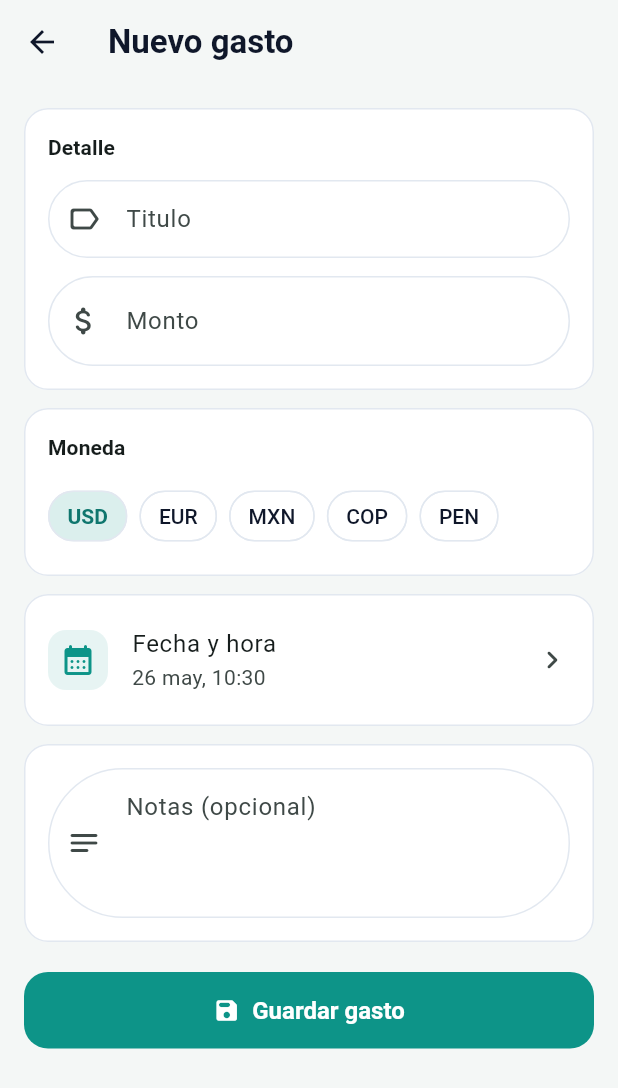
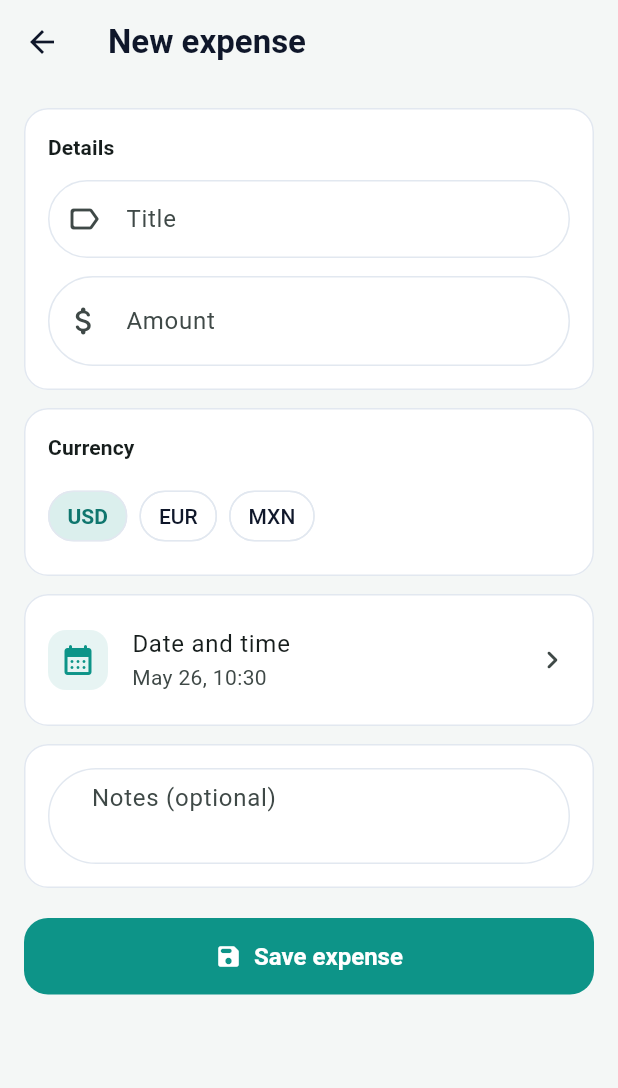
Before and after one commit to CarlosMarteRamirez/spendly, a Flutter app: the ExpenseFormPage screen opened directly, on a phone screen of 412 x 824 dp. Shown: the top 1088 px of the screen. Run offline on Flutter 3.47's test engine with Material 3 defaults, Android fonts, the phone set to English and light mode, and no system bars; our stand-ins replace drift, flutter_riverpod, flutter_svg; accounts and stored records are empty; generated files the repository leaves out were written again.

Commit message:
Refactor app for localization and UI updates; change platform to macOS, update dependencies, and improve expense management features.

```diff
--- /dev/null
+++ b/devtools_options.yaml
@@ -0,0 +1,3 @@
+description: This file stores settings for Dart & Flutter DevTools.
+documentation: https://docs.flutter.dev/tools/devtools/extensions#configure-extension-enablement-states
+extensions:
--- a/lib/features/expenses/application/expenses_controller.dart
+++ b/lib/features/expenses/application/expenses_controller.dart
@@ -4,7 +4,7 @@ import 'package:app_for_finance/features/expenses/domain/expense.dart';
 import 'package:app_for_finance/features/expenses/domain/expense_repository.dart';
 import 'package:flutter_riverpod/flutter_riverpod.dart';
 
-const availableCurrencies = ['USD', 'EUR', 'MXN', 'COP', 'PEN'];
+const availableCurrencies = ['USD', 'EUR', 'MXN'];
 
 final appDatabaseProvider = Provider<AppDatabase>((ref) {
   final db = AppDatabase();
--- a/lib/features/expenses/presentation/expense_form_page.dart
+++ b/lib/features/expenses/presentation/expense_form_page.dart
@@ -52,7 +52,7 @@ class _ExpenseFormPageState extends ConsumerState<ExpenseFormPage> {
   Widget build(BuildContext context) {
     return Scaffold(
       appBar: AppBar(
-        title: Text(_isEditing ? 'Editar gasto' : 'Nuevo gasto'),
+        title: Text(_isEditing ? 'Edit expense' : 'New expense'),
         titleTextStyle: Theme.of(context).textTheme.titleLarge?.copyWith(
           fontWeight: FontWeight.w700,
           color: AppColors.textPrimary,
@@ -71,7 +71,7 @@ class _ExpenseFormPageState extends ConsumerState<ExpenseFormPage> {
                     crossAxisAlignment: CrossAxisAlignment.start,
                     children: [
                       Text(
-                        'Detalle',
+                        'Details',
                         style: Theme.of(context).textTheme.titleSmall?.copyWith(
                           fontWeight: FontWeight.w700,
                         ),
@@ -81,12 +81,12 @@ class _ExpenseFormPageState extends ConsumerState<ExpenseFormPage> {
                         controller: _titleController,
                         textInputAction: TextInputAction.next,
                         decoration: const InputDecoration(
-                          labelText: 'Titulo',
+                          labelText: 'Title',
                           prefixIcon: Icon(Icons.label_outline_rounded),
                         ),
                         validator: (value) {
                           if (value == null || value.trim().isEmpty) {
-                            return 'El titulo es obligatorio.';
+                            return 'Title is required.';
                           }
                           return null;
                         },
@@ -109,13 +109,13 @@ class _ExpenseFormPageState extends ConsumerState<ExpenseFormPage> {
                           color: AppColors.textPrimary,
                         ),
                         decoration: const InputDecoration(
-                          labelText: 'Monto',
+                          labelText: 'Amount',
                           prefixIcon: Icon(Icons.attach_money_rounded),
                         ),
                         validator: (value) {
                           final parsed = double.tryParse(value?.trim() ?? '');
                           if (parsed == null || parsed <= 0) {
-                            return 'Ingresa un monto valido mayor a 0.';
+                            return 'Enter a valid amount greater than 0.';
                           }
                           return null;
                         },
@@ -132,7 +132,7 @@ class _ExpenseFormPageState extends ConsumerState<ExpenseFormPage> {
                     crossAxisAlignment: CrossAxisAlignment.start,
                     children: [
                       Text(
-                        'Moneda',
+                        'Currency',
                         style: Theme.of(context).textTheme.titleSmall?.copyWith(
                           fontWeight: FontWeight.w700,
                         ),
@@ -188,7 +188,7 @@ class _ExpenseFormPageState extends ConsumerState<ExpenseFormPage> {
                       color: AppColors.primary,
                     ),
                   ),
-                  title: const Text('Fecha y hora'),
+                  title: const Text('Date and time'),
                   subtitle: Text(formatExpenseDate(_spentAt)),
                   trailing: const Icon(Icons.chevron_right_rounded),
                   onTap: _pickDateTime,
@@ -200,11 +200,14 @@ class _ExpenseFormPageState extends ConsumerState<ExpenseFormPage> {
                   padding: const EdgeInsets.all(AppSpacing.lg),
                   child: TextFormField(
                     controller: _notesController,
-                    maxLines: 3,
+                    maxLines: 2,
                     decoration: const InputDecoration(
-                      labelText: 'Notas (opcional)',
-                      prefixIcon: Icon(Icons.notes_rounded),
+                      labelText: 'Notes (optional)',
                       alignLabelWithHint: true,
+                      contentPadding: EdgeInsets.symmetric(
+                        horizontal: 25,
+                        vertical: 8,
+                      ),
                     ),
                   ),
                 ),
@@ -216,9 +219,24 @@ class _ExpenseFormPageState extends ConsumerState<ExpenseFormPage> {
                   key: const Key('expense_form_save'),
                   onPressed: _submit,
                   icon: const Icon(Icons.save_rounded),
-                  label: Text(_isEditing ? 'Guardar cambios' : 'Guardar gasto'),
+                  label: Text(_isEditing ? 'Save changes' : 'Save expense'),
                 ),
               ),
+              if (_isEditing) ...[
+                const SizedBox(height: AppSpacing.sm),
+                SizedBox(
+                  width: double.infinity,
+                  child: FilledButton.icon(
+                    onPressed: _deleteExpense,
+                    icon: const Icon(Icons.delete_rounded),
+                    label: const Text('Delete expense'),
+                    style: FilledButton.styleFrom(
+                      backgroundColor: Colors.red.shade700,
+                      foregroundColor: Colors.white,
+                    ),
+                  ),
+                ),
+              ],
             ],
           ),
         ),
@@ -272,4 +290,46 @@ class _ExpenseFormPageState extends ConsumerState<ExpenseFormPage> {
       Navigator.of(context).pop();
     }
   }
+
+  Future<void> _deleteExpense() async {
+    final expense = widget.expense;
+    if (expense == null) return;
+
+    final shouldDelete = await showDialog<bool>(
+      context: context,
+      builder:
+          (_) => AlertDialog(
+            title: const Text('Delete expense'),
+            content: const Text('This action cannot be undone.'),
+            shape: RoundedRectangleBorder(
+              borderRadius: BorderRadius.circular(AppSpacing.radiusMd),
+            ),
+            actions: [
+              TextButton(
+                onPressed: () => Navigator.of(context).pop(false),
+                style: FilledButton.styleFrom(
+                  minimumSize: const Size(60, 35),
+                  padding: EdgeInsets.symmetric(horizontal: 30),
+                ),
+                child: const Text('Cancel'),
+              ),
+              FilledButton(
+                onPressed: () => Navigator.of(context).pop(true),
+                style: FilledButton.styleFrom(
+                  minimumSize: const Size(60, 35),
+                  padding: EdgeInsets.symmetric(horizontal: 30),
+                ),
+                child: const Text('Delete'),
+              ),
+            ],
+          ),
+    );
+
+    if (shouldDelete != true) return;
+
+    await ref.read(expenseRepositoryProvider).delete(expense.id);
+    if (mounted) {
+      Navigator.of(context).pop();
+    }
+  }
 }
```
Also changed, not shown: lib/app/app.dart (+9 -1 lines), lib/core/utils/formatters.dart (+14 -14 lines), lib/core/widgets/spendly_logo.dart (added, +29 -0 lines), lib/features/expenses/presentation/expenses_list_page.dart (+37 -13 lines), lib/features/expenses/presentation/widgets/empty_expenses.dart (+3 -14 lines), lib/features/expenses/presentation/widgets/filter_section.dart (+5 -5 lines), lib/features/expenses/presentation/widgets/summary_hero.dart (+4 -4 lines), pubspec.yaml (+14 -5 lines), assets/icon/app_icon.png (added), assets/icon/spendly_logo.svg (added), pubspec.lock, 25 other files.
